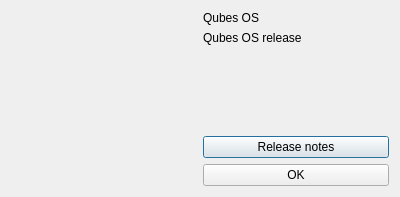
Above: about.ui from QubesOS/qubes-manager before the change. Below: the same form after it.
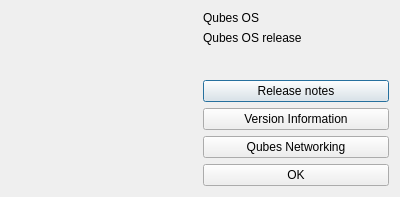
That is the form after the change. Icons and pictures are not drawn.

Commit message: Add extended information and Network diagram to Manager

```diff
--- a/about.ui
+++ b/about.ui
@@ -81,6 +81,20 @@
        </property>
       </widget>
      </item>
+     <item>
+      <widget class="QPushButton" name="informationNotes">
+       <property name="text">
+        <string>Version Information</string>
+       </property>
+      </widget>
+     </item>
+     <item>
+      <widget class="QPushButton" name="networkNotes">
+       <property name="text">
+        <string>Qubes Networking</string>
+       </property>
+      </widget>
+     </item>
      <item>
       <widget class="QPushButton" name="ok">
        <property name="text">
```
The commit also changes 9 other files.
